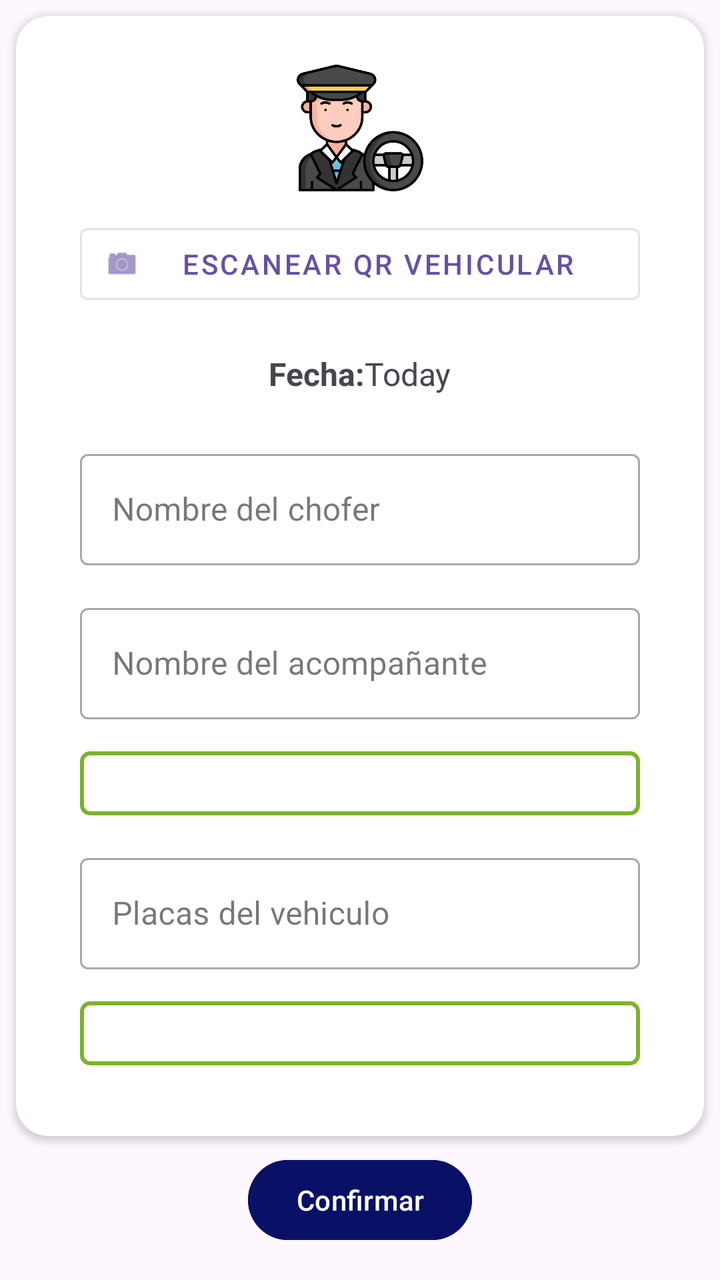
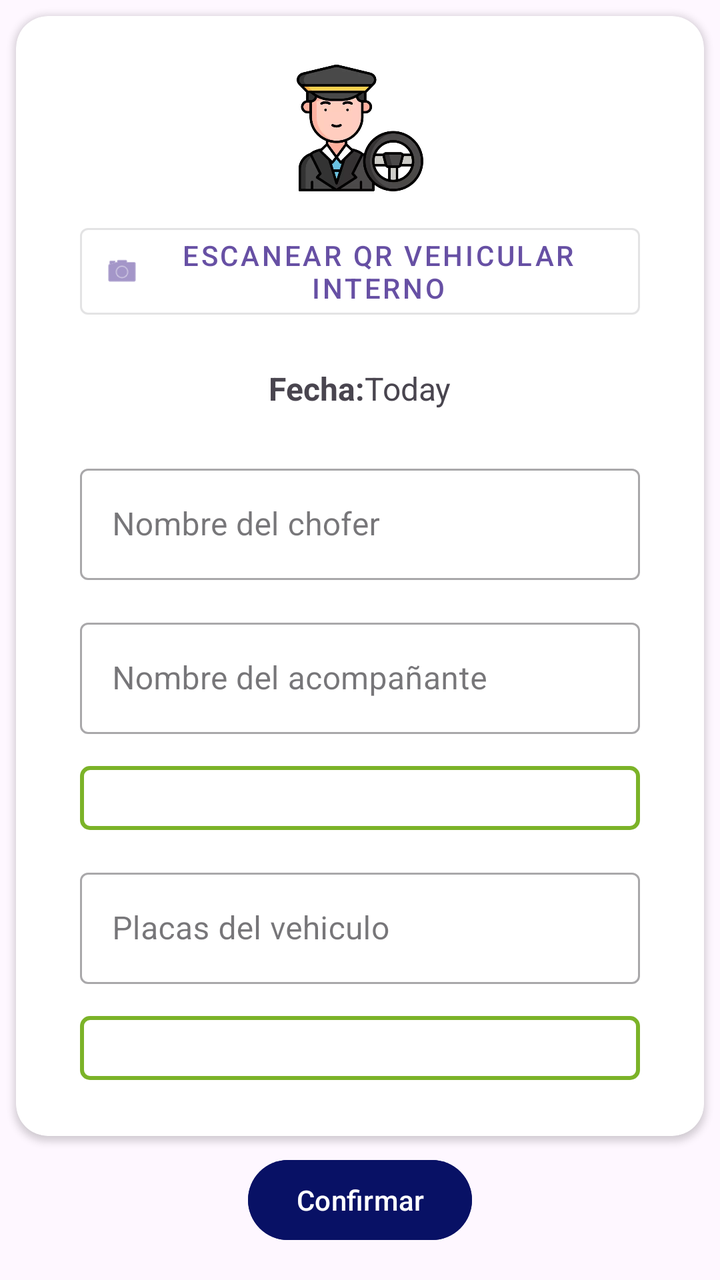

Two renders of the same Android screen: before a commit and after it. Below are the layout's source before the change and the commit's diff.
<!-- AndroidManifest.xml: application theme Theme.Accesovehicular -->
<!-- res/layout/fragment_driver_data.xml -->
<?xml version="1.0" encoding="utf-8"?>
<FrameLayout xmlns:android="http://schemas.android.com/apk/res/android"
    xmlns:app="http://schemas.android.com/apk/res-auto"
    xmlns:tools="http://schemas.android.com/tools"
    android:layout_width="match_parent"
    android:layout_height="match_parent"
    tools:context=".ui.driverdata.DriverDataFragment">

    <androidx.constraintlayout.widget.ConstraintLayout
        android:layout_width="match_parent"
        android:layout_height="match_parent"
        android:fitsSystemWindows="true">

        <androidx.cardview.widget.CardView
            android:id="@+id/cardContainer"
            android:layout_width="0dp"
            android:layout_height="0dp"
            android:layout_margin="8dp"
            app:cardCornerRadius="16dp"
            app:layout_constraintBottom_toTopOf="@id/btnConfirm"
            app:layout_constraintEnd_toEndOf="parent"
            app:layout_constraintStart_toStartOf="parent"
            app:layout_constraintTop_toTopOf="parent">

            <androidx.core.widget.NestedScrollView
                android:layout_width="match_parent"
                android:layout_height="match_parent"
                android:fillViewport="true">

                <LinearLayout
                    android:layout_width="match_parent"
                    android:layout_height="wrap_content"
                    android:orientation="vertical"
                    android:layout_margin="16dp">

                    <LinearLayout
                        android:layout_width="match_parent"
                        android:layout_height="wrap_content"
                        android:gravity="center_vertical|center_horizontal"
                        android:orientation="horizontal"
                        android:layout_marginHorizontal="16dp"
                        android:layout_marginVertical="8dp">

                        <ImageView
                            android:layout_width="64dp"
                            android:layout_height="64dp"
                            android:src="@drawable/ic_driver"/>

                    </LinearLayout>

                    
                    <com.google.android.material.button.MaterialButton
                        android:id="@+id/btnScanQR"
                        style="@style/Widget.MaterialComponents.Button.OutlinedButton.Icon"
                        android:layout_width="match_parent"
                        android:layout_height="wrap_content"
                        android:layout_marginHorizontal="16dp"
                        android:layout_marginVertical="4dp"
                        android:text="Escanear QR Vehicular"
                        app:icon="@android:drawable/ic_menu_camera" />

                    <LinearLayout
                        android:layout_width="match_parent"
                        android:layout_height="wrap_content"
                        android:layout_margin="16dp"
                        android:gravity="center_vertical|center_horizontal"
                        android:orientation="horizontal">

                        <TextView
                            android:layout_width="wrap_content"
                            android:layout_height="wrap_content"
                            android:text="@string/date_driver_data_fragment"
                            android:textStyle="bold"
                            android:textSize="16sp"/>

                        <TextView
                            android:id="@+id/tvDateToday"
                            android:layout_width="wrap_content"
                            android:layout_height="wrap_content"
                            android:textSize="16sp"
                            android:text="Today"/>

                    </LinearLayout>

                    <LinearLayout
                        android:layout_width="match_parent"
                        android:layout_height="wrap_content"
                        android:layout_marginHorizontal="16dp"
                        android:layout_marginVertical="8dp"
                        android:gravity="center_vertical|center_horizontal"
                        android:orientation="horizontal">

                        <com.google.android.material.textfield.TextInputLayout
                            style="@style/Widget.MaterialComponents.TextInputLayout.OutlinedBox"
                            android:layout_width="match_parent"
                            android:layout_height="wrap_content"
                            android:hint="@string/name_driver_data_fragment">

                            <com.google.android.material.textfield.TextInputEditText
                                android:id="@+id/etDriverName"
                                android:layout_width="match_parent"
                                android:layout_height="wrap_content"
                                android:inputType="textPersonName"
                                android:singleLine="true"
                                android:imeOptions="actionNext"/>

                        </com.google.android.material.textfield.TextInputLayout>

                    </LinearLayout>

                    <LinearLayout
                        android:layout_width="match_parent"
                        android:layout_height="wrap_content"
                        android:layout_marginHorizontal="16dp"
                        android:layout_marginVertical="8dp"
                        android:gravity="center_vertical|center_horizontal"
                        android:orientation="horizontal">

                        <com.google.android.material.textfield.TextInputLayout
                            style="@style/Widget.MaterialComponents.TextInputLayout.OutlinedBox"
                            android:layout_width="match_parent"
                            android:layout_height="wrap_content"
                            android:hint="@string/companion_driver_data_fragment">

                            <com.google.android.material.textfield.TextInputEditText
                                android:id="@+id/etCompanionName"
                                android:layout_width="match_parent"
                                android:layout_height="wrap_content"
                                android:inputType="textPersonName"
                                android:singleLine="true"
                                android:imeOptions="actionNext"/>

                        </com.google.android.material.textfield.TextInputLayout>

                    </LinearLayout>

                    <LinearLayout
                        android:layout_width="match_parent"
                        android:layout_height="wrap_content"
                        android:layout_marginHorizontal="16dp"
                        android:layout_marginVertical="8dp"
                        android:gravity="center_vertical|center_horizontal"
                        android:orientation="horizontal">

                        <Spinner
                            android:id="@+id/spinnerCompany"
                            android:layout_width="match_parent"
                            android:layout_height="wrap_content"
                            android:padding="16dp"
                            android:background="@drawable/spinner_background"/>

                    </LinearLayout>

                    <LinearLayout
                        android:layout_width="match_parent"
                        android:layout_height="wrap_content"
                        android:layout_marginHorizontal="16dp"
                        android:gravity="center_vertical|center_horizontal"
                        android:orientation="horizontal">

                        <com.google.android.material.textfield.TextInputLayout
                            android:id="@+id/etOtherCompanyLayout"
                            style="@style/Widget.MaterialComponents.TextInputLayout.OutlinedBox"
                            android:layout_width="match_parent"
                            android:layout_height="wrap_content"
                            android:hint="@string/company_driver_data_fragment"
                            android:visibility="gone">

                            <com.google.android.material.textfield.TextInputEditText
                                android:id="@+id/etOtherCompany"
                                android:layout_width="match_parent"
                                android:layout_height="wrap_content"
                                android:inputType="text"
                                android:singleLine="true"/>

                        </com.google.android.material.textfield.TextInputLayout>

                    </LinearLayout>

                    <LinearLayout
                        android:layout_width="match_parent"
                        android:layout_height="wrap_content"
                        android:layout_marginHorizontal="16dp"
                        android:layout_marginVertical="8dp"
                        android:gravity="center_vertical|center_horizontal"
                        android:orientation="horizontal">

                        <com.google.android.material.textfield.TextInputLayout
                            style="@style/Widget.MaterialComponents.TextInputLayout.OutlinedBox"
                            android:layout_width="match_parent"
                            android:layout_height="wrap_content"
                            android:hint="@string/plate_driver_data_fragment">

                            <com.google.android.material.textfield.TextInputEditText
                                android:id="@+id/etPlate"
                                android:layout_width="match_parent"
                                android:layout_height="wrap_content"
                                android:inputType="text"
                                android:singleLine="true"
                                android:maxLength="9"
                                android:imeOptions="actionNext"/>

                        </com.google.android.material.textfield.TextInputLayout>

                    </LinearLayout>

                    
                    <LinearLayout
                        android:id="@+id/tilMileageLayout"
                        android:layout_width="match_parent"
                        android:layout_height="wrap_content"
                        android:layout_marginHorizontal="16dp"
                        android:layout_marginVertical="8dp"
                        android:gravity="center_vertical|center_horizontal"
                        android:orientation="horizontal"
                        android:visibility="gone"
                        tools:visibility="visible">

                        <com.google.android.material.textfield.TextInputLayout
                            style="@style/Widget.MaterialComponents.TextInputLayout.OutlinedBox"
                            android:layout_width="match_parent"
                            android:layout_height="wrap_content"
                            android:hint="Kilometraje">

                            <com.google.android.material.textfield.TextInputEditText
                                android:id="@+id/etMileage"
                                android:layout_width="match_parent"
                                android:layout_height="wrap_content"
                                android:inputType="number"
                                android:singleLine="true"
                                android:imeOptions="actionNext"/>

                        </com.google.android.material.textfield.TextInputLayout>

                    </LinearLayout>

                    <LinearLayout
                        android:layout_width="match_parent"
                        android:layout_height="wrap_content"
                        android:layout_marginHorizontal="16dp"
                        android:layout_marginVertical="8dp"
                        android:gravity="center_vertical|center_horizontal"
                        android:orientation="horizontal">

                        <Spinner
                            android:id="@+id/spinnerReason"
                            android:layout_width="match_parent"
                            android:layout_height="wrap_content"
                            android:padding="16dp"
                            android:background="@drawable/spinner_background"/>

                    </LinearLayout>

                    <LinearLayout
                        android:layout_width="match_parent"
                        android:layout_height="wrap_content"
                        android:layout_marginHorizontal="16dp"
                        android:layout_marginVertical="8dp"
                        android:gravity="center_vertical|center_horizontal"
                        android:orientation="horizontal">

                        <com.google.android.material.textfield.TextInputLayout
                            android:id="@+id/etOtherReasonLayout"
                            style="@style/Widget.MaterialComponents.TextInputLayout.OutlinedBox"
                            android:layout_width="match_parent"
                            android:layout_height="wrap_content"
                            android:hint="@string/reason_for_visit_driver_data_fragment"
                            android:visibility="gone">

                            <com.google.android.material.textfield.TextInputEditText
                                android:id="@+id/etOtherReason"
                                android:layout_width="match_parent"
                                android:layout_height="wrap_content"
                                android:inputType="text"
                                android:singleLine="true"/>

                        </com.google.android.material.textfield.TextInputLayout>

                    </LinearLayout>

                    <LinearLayout
                        android:layout_width="match_parent"
                        android:layout_height="wrap_content"
                        android:layout_marginHorizontal="16dp"
                        android:layout_marginVertical="8dp"
                        android:gravity="center_vertical|center_horizontal"
                        android:orientation="horizontal">

                        <Button
                            android:id="@+id/btnCheckIn"
                            android:layout_width="wrap_content"
                            android:layout_height="wrap_content"
                            android:backgroundTint="@color/secondary"
                            android:layout_marginEnd="8dp"
                            android:text="@string/check_in_time_driver_data_fragment"/>

                        <TextView
                            android:id="@+id/tvTimeIn"
                            android:layout_width="wrap_content"
                            android:layout_height="wrap_content"
                            android:textSize="16sp"
                            android:text="Now"/>

                    </LinearLayout>

                </LinearLayout>

            </androidx.core.widget.NestedScrollView>

        </androidx.cardview.widget.CardView>

        <Button
            android:id="@+id/btnConfirm"
            android:layout_width="wrap_content"
            android:layout_height="wrap_content"
            android:layout_marginBottom="16dp"
            android:backgroundTint="@color/primary"
            android:text="@string/confirm_driver_data_fragment"
            app:layout_constraintTop_toBottomOf="@id/cardContainer"
            app:layout_constraintBottom_toBottomOf="parent"
            app:layout_constraintEnd_toEndOf="parent"
            app:layout_constraintStart_toStartOf="parent" />

    </androidx.constraintlayout.widget.ConstraintLayout>

</FrameLayout>
<!-- resources referenced by this layout -->
<resources>
  <color name="primary">#081165</color>
  <color name="secondary">#7BB328</color>
  
  
      //login
  <!-- drawable ic_driver: webp bitmap (drawable, 12898 bytes) -->
  <!-- drawable spinner_background (drawable) -->
  <shape xmlns:android="http://schemas.android.com/apk/res/android">
      <solid android:color="#FFFFFF" />
      <corners android:radius="4dp"/>
      <stroke android:width="2dp" android:color="@color/secondary" />
  </shape>
  <string name="check_in_time_driver_data_fragment">Hora de entrada</string>
  <string name="companion_driver_data_fragment">Nombre del acompañante</string>
  <string name="company_driver_data_fragment">Empresa</string>
  <string name="confirm_driver_data_fragment">Confirmar</string>
  <string name="date_driver_data_fragment">Fecha: </string>
  <string name="name_driver_data_fragment">Nombre del chofer</string>
  <string name="plate_driver_data_fragment">Placas del vehiculo</string>
  <string name="reason_for_visit_driver_data_fragment">Motivo de visita</string>
  <style name="Theme.Accesovehicular" parent="Base.Theme.Accesovehicular" />
  <style name="Base.Theme.Accesovehicular" parent="Theme.Material3.DayNight.NoActionBar">
          
          
  
          
          <item name="android:statusBarColor">@color/primary</item>
  
          
          <item name="colorControlHighlight">@color/primary</item>
          <item name="colorAccent">@color/white</item>
      </style>
  <color name="white">#FFFFFFFF</color>
</resources>

<!-- the commit's change to res/layout/fragment_driver_data.xml (unified diff, before → after) -->
@@ -56,7 +56,7 @@
                         android:layout_height="wrap_content"
                         android:layout_marginHorizontal="16dp"
                         android:layout_marginVertical="4dp"
-                        android:text="Escanear QR Vehicular"
+                        android:text="Escanear QR Vehicular interno"
                         app:icon="@android:drawable/ic_menu_camera" />
 
                     <LinearLayout
